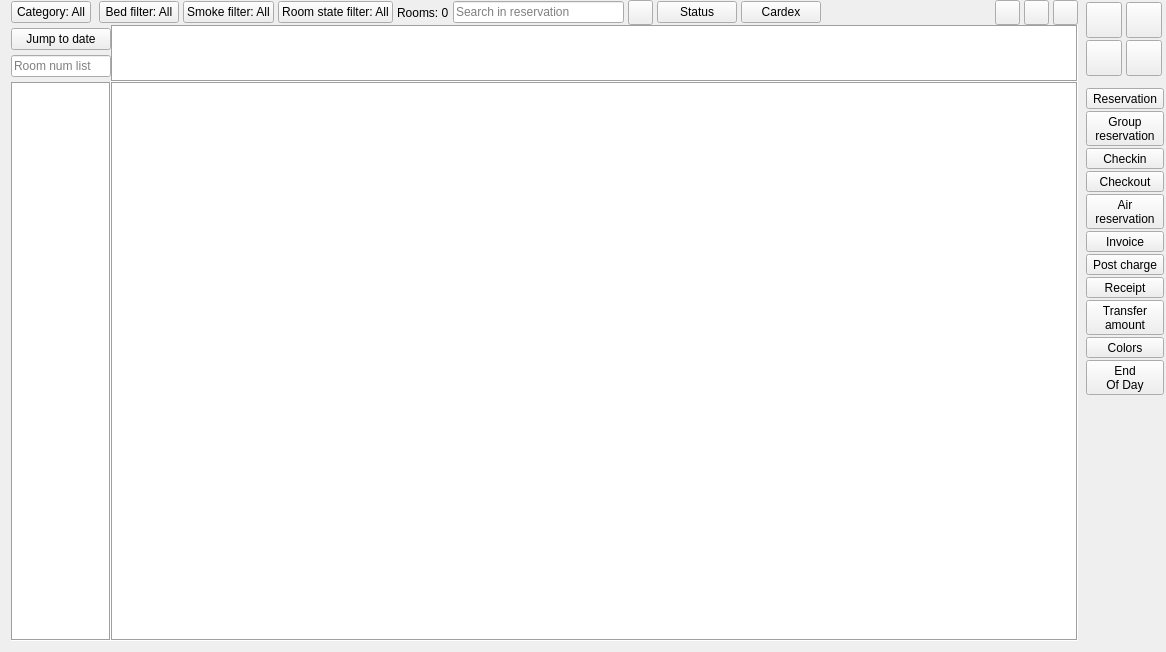
End1-1/Resort, file Resort/wmaindesk.ui: the form before one commit.
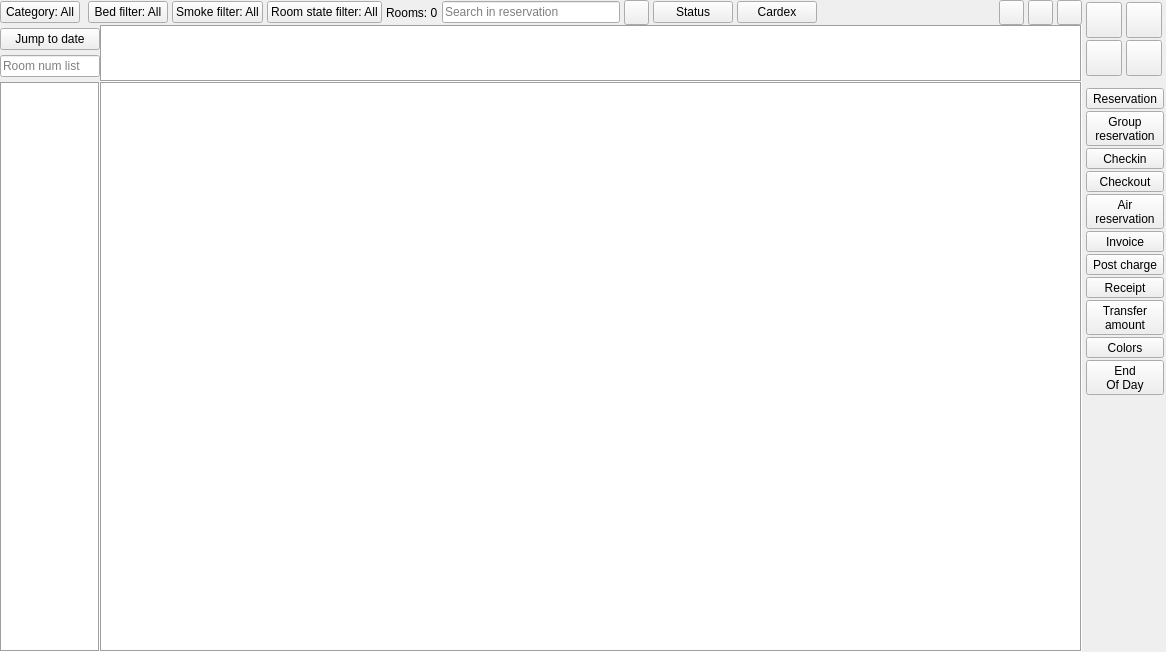
The form after the commit. Icons and pictures are not drawn.

Patch:
```diff
--- a/Resort/wmaindesk.ui
+++ b/Resort/wmaindesk.ui
@@ -20,12 +20,21 @@
    <string>Form</string>
   </property>
   <layout class="QGridLayout" name="gridLayout_2">
+   <property name="leftMargin">
+    <number>0</number>
+   </property>
    <property name="topMargin">
     <number>0</number>
    </property>
    <property name="rightMargin">
     <number>0</number>
    </property>
+   <property name="bottomMargin">
+    <number>0</number>
+   </property>
+   <property name="horizontalSpacing">
+    <number>2</number>
+   </property>
    <property name="verticalSpacing">
     <number>0</number>
    </property>
@@ -349,7 +358,7 @@
           <rect>
            <x>0</x>
            <y>0</y>
-           <width>967</width>
+           <width>980</width>
            <height>55</height>
           </rect>
          </property>
@@ -512,7 +521,7 @@
            <x>0</x>
            <y>0</y>
            <width>96</width>
-           <height>554</height>
+           <height>563</height>
           </rect>
          </property>
          <layout class="QHBoxLayout" name="horizontalLayout">
@@ -588,8 +597,8 @@
           <rect>
            <x>0</x>
            <y>0</y>
-           <width>967</width>
-           <height>554</height>
+           <width>980</width>
+           <height>563</height>
           </rect>
          </property>
          <layout class="QVBoxLayout" name="verticalLayout">
```
